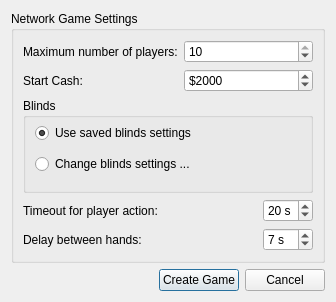
pokerth/pokerth, file src/gui/qt/gui_800x480/createnetworkgamedialog_800x480.ui: the form before one commit.
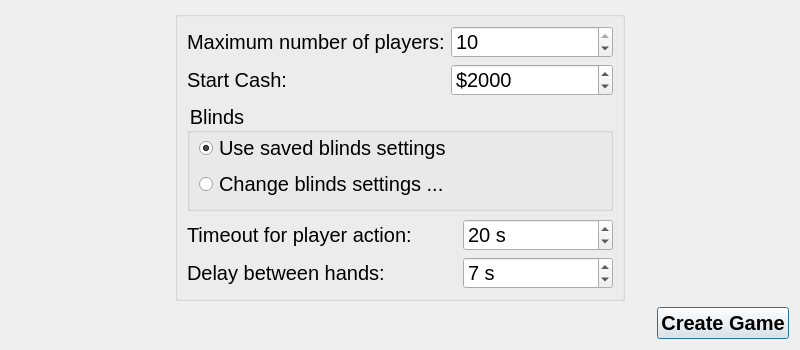
The form after the commit.

The edit to the form file:
```diff
--- a/src/gui/qt/gui_800x480/createnetworkgamedialog_800x480.ui
+++ b/src/gui/qt/gui_800x480/createnetworkgamedialog_800x480.ui
@@ -6,58 +6,100 @@
    <rect>
     <x>0</x>
     <y>0</y>
-    <width>336</width>
-    <height>302</height>
+    <width>800</width>
+    <height>350</height>
    </rect>
   </property>
+  <property name="minimumSize">
+   <size>
+    <width>800</width>
+    <height>350</height>
+   </size>
+  </property>
+  <property name="maximumSize">
+   <size>
+    <width>800</width>
+    <height>350</height>
+   </size>
+  </property>
   <property name="windowTitle">
    <string>Create Network Game</string>
   </property>
   <layout class="QGridLayout">
-   <item row="0" column="0">
+   <item row="0" column="1">
+    <spacer name="verticalSpacer_3">
+     <property name="orientation">
+      <enum>Qt::Vertical</enum>
+     </property>
+     <property name="sizeHint" stdset="0">
+      <size>
+       <width>20</width>
+       <height>40</height>
+      </size>
+     </property>
+    </spacer>
+   </item>
+   <item row="1" column="1">
     <widget class="QGroupBox" name="groupBox">
+     <property name="styleSheet">
+      <string notr="true">QObject {font-size:20px}</string>
+     </property>
      <property name="title">
-      <string>Network Game Settings</string>
+      <string/>
      </property>
      <layout class="QGridLayout">
       <property name="topMargin">
        <number>9</number>
       </property>
-      <item row="0" column="0">
-       <widget class="QLabel" name="label">
+      <item row="5" column="0">
+       <widget class="QLabel" name="label_6">
+        <property name="styleSheet">
+         <string notr="true">QObject {font-size:20px}</string>
+        </property>
         <property name="text">
-         <string>Maximum number of players:</string>
+         <string>Timeout for player action:</string>
         </property>
         <property name="buddy">
          <cstring>spinBox_quantityPlayers</cstring>
         </property>
        </widget>
       </item>
-      <item row="0" column="1" colspan="3">
-       <widget class="QSpinBox" name="spinBox_quantityPlayers">
+      <item row="5" column="3">
+       <widget class="QSpinBox" name="spinBox_netTimeOutPlayerAction">
+        <property name="minimumSize">
+         <size>
+          <width>150</width>
+          <height>0</height>
+         </size>
+        </property>
+        <property name="styleSheet">
+         <string notr="true">QObject {font-size:20px}</string>
+        </property>
+        <property name="suffix">
+         <string> s</string>
+        </property>
         <property name="minimum">
-         <number>2</number>
+         <number>0</number>
         </property>
         <property name="maximum">
-         <number>10</number>
+         <number>60</number>
         </property>
         <property name="value">
-         <number>10</number>
-        </property>
-       </widget>
-      </item>
-      <item row="1" column="0">
-       <widget class="QLabel" name="label_2">
-        <property name="text">
-         <string>Start Cash:</string>
-        </property>
-        <property name="buddy">
-         <cstring>spinBox_startCash</cstring>
+         <number>20</number>
         </property>
        </widget>
       </item>
       <item row="1" column="1" colspan="3">
        <widget class="QSpinBox" name="spinBox_startCash">
+        <property name="minimumSize">
+         <size>
+          <width>150</width>
+          <height>0</height>
+         </size>
+        </property>
+        <property name="styleSheet">
+         <string notr="true">QObject {font-size:20px}</string>
+        </property>
         <property name="suffix">
          <string/>
         </property>
@@ -75,8 +117,59 @@
         </property>
        </widget>
       </item>
-      <item row="2" column="0" colspan="4">
+      <item row="1" column="0">
+       <widget class="QLabel" name="label_2">
+        <property name="styleSheet">
+         <string notr="true"/>
+        </property>
+        <property name="text">
+         <string>Start Cash:</string>
+        </property>
+        <property name="buddy">
+         <cstring>spinBox_startCash</cstring>
+        </property>
+       </widget>
+      </item>
+      <item row="0" column="1" colspan="3">
+       <widget class="QSpinBox" name="spinBox_quantityPlayers">
+        <property name="minimumSize">
+         <size>
+          <width>150</width>
+          <height>0</height>
+         </size>
+        </property>
+        <property name="styleSheet">
+         <string notr="true"/>
+        </property>
+        <property name="minimum">
+         <number>2</number>
+        </property>
+        <property name="maximum">
+         <number>10</number>
+        </property>
+        <property name="value">
+         <number>10</number>
+        </property>
+       </widget>
+      </item>
+      <item row="0" column="0">
+       <widget class="QLabel" name="label">
+        <property name="styleSheet">
+         <string notr="true"/>
+        </property>
+        <property name="text">
+         <string>Maximum number of players:</string>
+        </property>
+        <property name="buddy">
+         <cstring>spinBox_quantityPlayers</cstring>
+        </property>
+       </widget>
+      </item>
+      <item row="3" column="0" colspan="4">
        <widget class="QGroupBox" name="groupBox_2">
+        <property name="styleSheet">
+         <string notr="true">QObject {font-size:20px}</string>
+        </property>
         <property name="title">
          <string>Blinds</string>
         </property>
@@ -104,18 +197,11 @@
         </layout>
        </widget>
       </item>
-      <item row="4" column="0" colspan="3">
-       <widget class="QLabel" name="label_6">
-        <property name="text">
-         <string>Timeout for player action:</string>
-        </property>
-        <property name="buddy">
-         <cstring>spinBox_netTimeOutPlayerAction</cstring>
-        </property>
-       </widget>
-      </item>
-      <item row="5" column="0" colspan="3">
+      <item row="6" column="0">
        <widget class="QLabel" name="label_5">
+        <property name="styleSheet">
+         <string notr="true">QObject {font-size:20px}</string>
+        </property>
         <property name="text">
          <string>Delay between hands:</string>
         </property>
@@ -124,24 +210,17 @@
         </property>
        </widget>
       </item>
-      <item row="4" column="3">
-       <widget class="QSpinBox" name="spinBox_netTimeOutPlayerAction">
-        <property name="suffix">
-         <string> s</string>
-        </property>
-        <property name="minimum">
-         <number>0</number>
-        </property>
-        <property name="maximum">
-         <number>60</number>
-        </property>
-        <property name="value">
-         <number>20</number>
-        </property>
-       </widget>
-      </item>
-      <item row="5" column="3">
+      <item row="6" column="3">
        <widget class="QSpinBox" name="spinBox_netDelayBetweenHands">
+        <property name="minimumSize">
+         <size>
+          <width>150</width>
+          <height>0</height>
+         </size>
+        </property>
+        <property name="styleSheet">
+         <string notr="true">QObject {font-size:20px}</string>
+        </property>
         <property name="suffix">
          <string> s</string>
         </property>
@@ -156,10 +235,49 @@
         </property>
        </widget>
       </item>
+      <item row="2" column="0">
+       <spacer name="verticalSpacer">
+        <property name="orientation">
+         <enum>Qt::Vertical</enum>
+        </property>
+        <property name="sizeHint" stdset="0">
+         <size>
+          <width>20</width>
+          <height>40</height>
+         </size>
+        </property>
+       </spacer>
+      </item>
+      <item row="4" column="0">
+       <spacer name="verticalSpacer_2">
+        <property name="orientation">
+         <enum>Qt::Vertical</enum>
+        </property>
+        <property name="sizeHint" stdset="0">
+         <size>
+          <width>20</width>
+          <height>40</height>
+         </size>
+        </property>
+       </spacer>
+      </item>
      </layout>
     </widget>
    </item>
    <item row="1" column="0">
+    <spacer name="horizontalSpacer_2">
+     <property name="orientation">
+      <enum>Qt::Horizontal</enum>
+     </property>
+     <property name="sizeHint" stdset="0">
+      <size>
+       <width>40</width>
+       <height>20</height>
+      </size>
+     </property>
+    </spacer>
+   </item>
+   <item row="2" column="0" colspan="3">
     <layout class="QHBoxLayout">
      <property name="spacing">
       <number>6</number>
@@ -182,20 +300,29 @@
      </item>
      <item>
       <widget class="QPushButton" name="pushButton_createGame">
+       <property name="styleSheet">
+        <string notr="true">QObject {font: bold 20px}</string>
+       </property>
        <property name="text">
         <string>Create Game</string>
        </property>
       </widget>
      </item>
-     <item>
-      <widget class="QPushButton" name="pushButton_cancel">
-       <property name="text">
-        <string>Cancel</string>
-       </property>
-      </widget>
-     </item>
     </layout>
    </item>
+   <item row="1" column="2">
+    <spacer name="horizontalSpacer">
+     <property name="orientation">
+      <enum>Qt::Horizontal</enum>
+     </property>
+     <property name="sizeHint" stdset="0">
+      <size>
+       <width>40</width>
+       <height>20</height>
+      </size>
+     </property>
+    </spacer>
+   </item>
   </layout>
  </widget>
  <tabstops>
```
Left out of the diff: 35 changed lines with no effect on the pictures.
